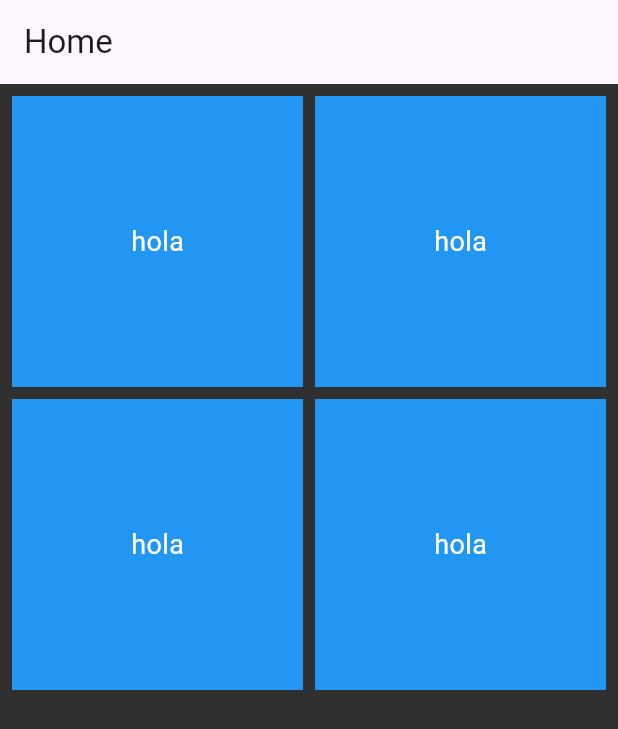
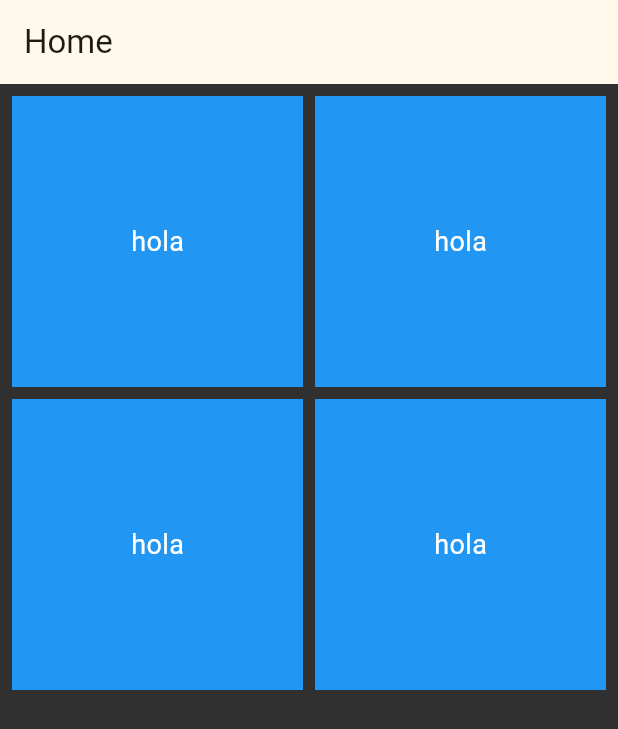
Before and after one commit to byronsmb/cryptocurrency_ui, a Flutter app: the screen it shows after launch, on a phone screen of 412 x 824 dp. Shown: the top 729 px of the screen. Run offline on Flutter 3.47's test engine with Material 2 defaults, Android fonts, the phone set to English and light mode, and no system bars.

Commit message:
Update main.dart

```diff
--- a/lib/main.dart
+++ b/lib/main.dart
@@ -2,23 +2,30 @@ import 'package:cryptocurrency_ui/main_page.dart';
 import 'package:flutter/material.dart';
 
 void main() {
-  runApp(const MyApp());
+  runApp(MyApp());
 }
 
 class MyApp extends StatelessWidget {
-  const MyApp({super.key});
+  MyApp({super.key});
 
   // This widget is the root of your application.
+  ThemeMode themeMode = ThemeMode.system;
+
   @override
   Widget build(BuildContext context) {
     return MaterialApp(
       title: 'Cryptocurrency UI',
       theme: ThemeData(
+        useMaterial3: true,
+        colorSchemeSeed: const Color.fromRGBO(86, 80, 14, 171),
+      ),
+      darkTheme: ThemeData(
+        useMaterial3: true,
         brightness: Brightness.dark,
-        colorScheme: ColorScheme.fromSeed(seedColor: Colors.deepPurple),
-        useMaterial3: true,
+        colorSchemeSeed: const Color.fromRGBO(86, 80, 14, 171),
       ),
-      home: const MainPage(),
+      themeMode: themeMode, // dark o light
+      home: MainPage(themeMode: themeMode),
     );
   }
 }
```
